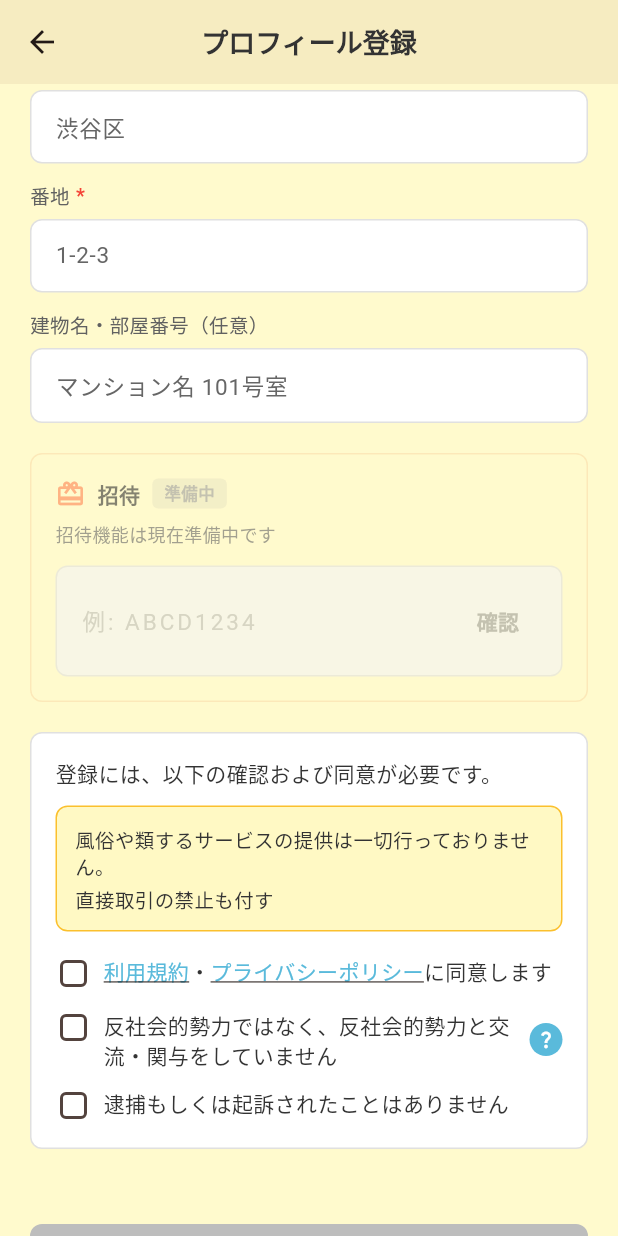
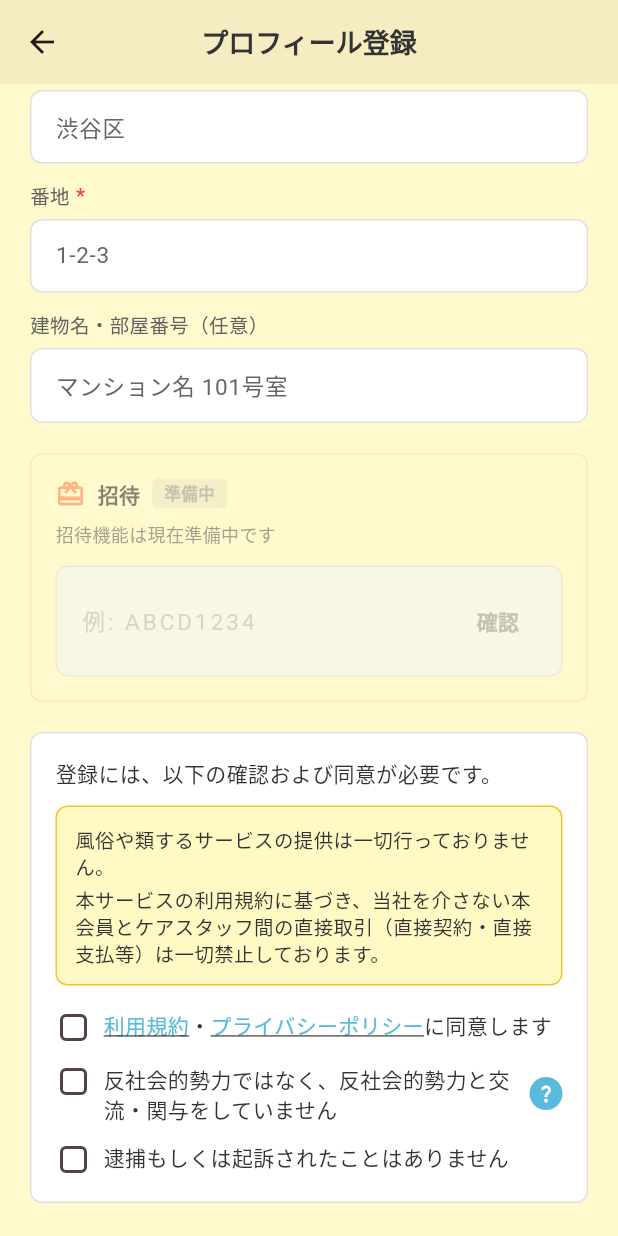
Before and after one commit to L0ve-Machine/celesmile, a Flutter app: the ProfileRegistrationScreen screen opened by its route, scrolled down 576 dp, on a phone screen of 412 x 824 dp. Run offline on Flutter 3.47's test engine with Material 3 defaults, Android fonts, the phone set to English and light mode, and no system bars; our stand-ins replace flutter_dotenv, flutter_svg, image_picker, permission_handler, share_plus, shared_preferences; missing offline and left inert: app_settings, dart:js, flutter_stripe; accounts and stored records are empty.

Commit message:
直接取引禁止の文言を詳細化
- profile_registration_screen.dartの同意文言を更新
- 「直接取引の禁止も付す」→「本サービスの利用規約に基づき、当社を介さない本会員とケアスタッフ間の直接取引（直接契約・直接支払等）は一切禁止しております。」

🤖 Generated with [Claude Code](https://claude.com/claude-code)

Co-Authored-By: Claude <noreply@anthropic.com>

```diff
--- a/lib/screens/profile_registration_screen.dart
+++ b/lib/screens/profile_registration_screen.dart
@@ -837,7 +837,7 @@ class _ProfileRegistrationScreenState extends State<ProfileRegistrationScreen> {
                 ),
                 const SizedBox(height: 4),
                 Text(
-                  '直接取引の禁止も付す',
+                  '本サービスの利用規約に基づき、当社を介さない本会員とケアスタッフ間の直接取引（直接契約・直接支払等）は一切禁止しております。',
                   style: TextStyle(
                     color: AppColors.textPrimary,
                     fontSize: 13,
```
Also changed, not shown: .claude/settings.local.json.
